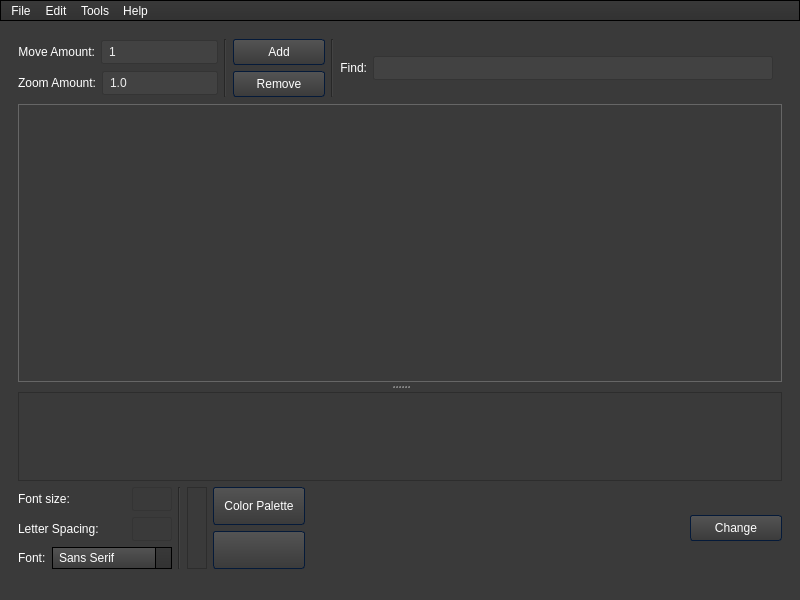
Qt form forms/mainwindow.ui (WTS012201/Text-Extraction-Tool) before a commit.
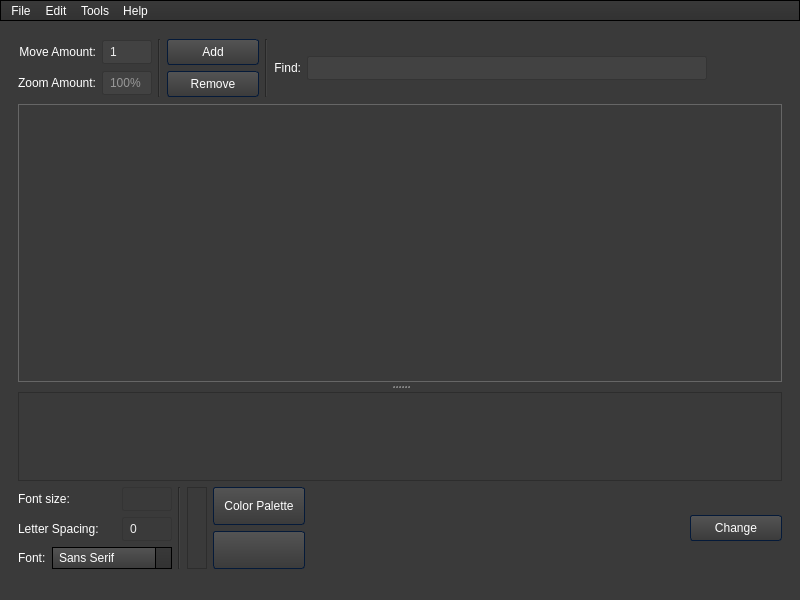
The same form after that commit. Icons and pictures are not drawn.

The edit to the form file:
```diff
--- a/forms/mainwindow.ui
+++ b/forms/mainwindow.ui
@@ -1034,6 +1034,12 @@
                      </item>
                      <item>
                       <widget class="QLineEdit" name="moveFactor">
+                       <property name="maximumSize">
+                        <size>
+                         <width>50</width>
+                         <height>16777215</height>
+                        </size>
+                       </property>
                        <property name="styleSheet">
                         <string notr="true">.QLineEdit{
 	background: rgba(255, 255, 255, 10)
@@ -1066,6 +1072,12 @@
                          <verstretch>0</verstretch>
                         </sizepolicy>
                        </property>
+                       <property name="maximumSize">
+                        <size>
+                         <width>50</width>
+                         <height>16777215</height>
+                        </size>
+                       </property>
                        <property name="autoFillBackground">
                         <bool>false</bool>
                        </property>
@@ -1075,11 +1087,14 @@
 }</string>
                        </property>
                        <property name="text">
-                        <string>1.0</string>
+                        <string/>
                        </property>
                        <property name="maxLength">
                         <number>5</number>
                        </property>
+                       <property name="placeholderText">
+                        <string>100%</string>
+                       </property>
                       </widget>
                      </item>
                     </layout>
@@ -1278,7 +1293,7 @@
                        </property>
                        <property name="maximumSize">
                         <size>
-                         <width>40</width>
+                         <width>50</width>
                          <height>16777215</height>
                         </size>
                        </property>
@@ -1304,7 +1319,7 @@
                       <widget class="QLineEdit" name="letterSpacing">
                        <property name="maximumSize">
                         <size>
-                         <width>40</width>
+                         <width>50</width>
                          <height>16777215</height>
                         </size>
                        </property>
@@ -1313,6 +1328,12 @@
 background:transparent;
 }</string>
                        </property>
+                       <property name="text">
+                        <string>0</string>
+                       </property>
+                       <property name="placeholderText">
+                        <string>100%</string>
+                       </property>
                       </widget>
                      </item>
                     </layout>
```
